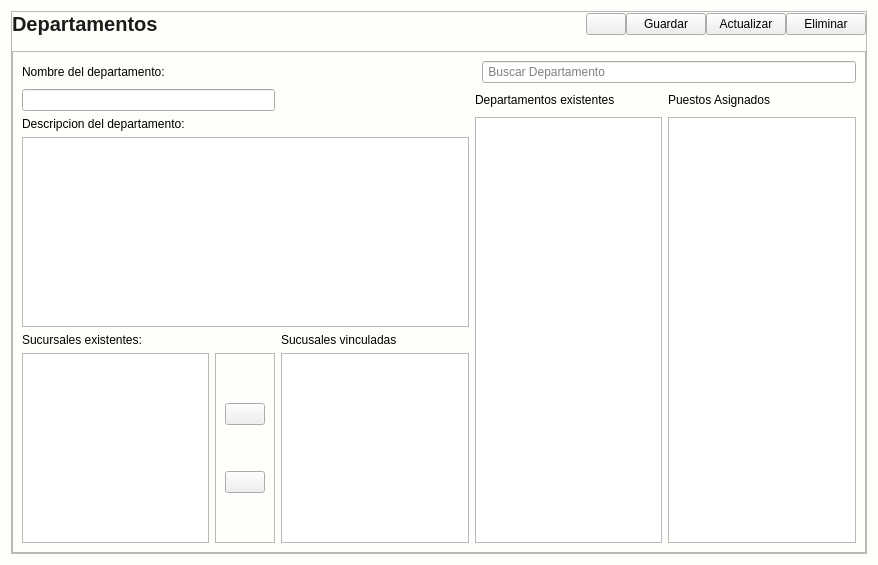
Before: the Qt Designer form app/View/UserInterfaceUi/UI_CONTROL_DEPARTAMENTOS.ui in LAngelVp/software-punto-de-venta, drawn with Qt 5.
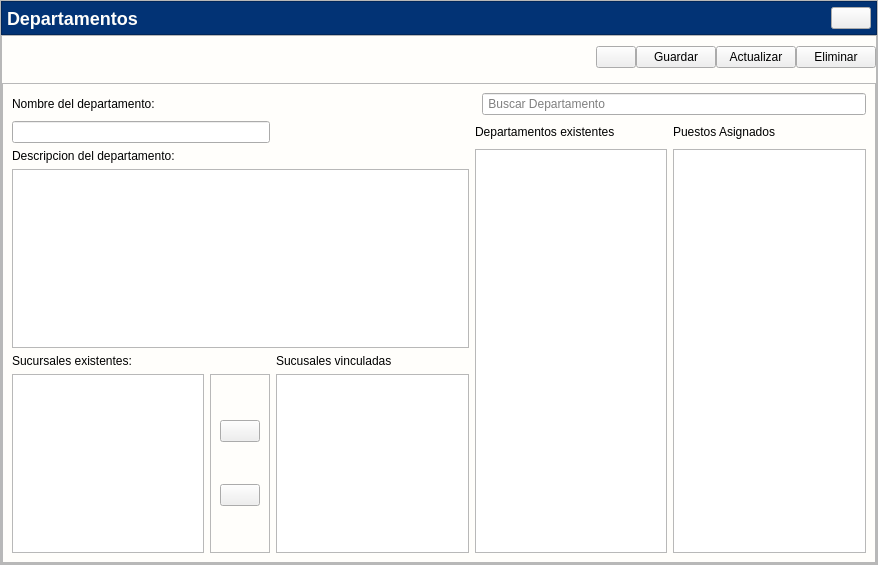
After: the same form once the commit is applied. Icons and pictures are not drawn.

```diff
--- a/app/View/UserInterfaceUi/UI_CONTROL_DEPARTAMENTOS.ui
+++ b/app/View/UserInterfaceUi/UI_CONTROL_DEPARTAMENTOS.ui
@@ -20,9 +20,12 @@
 [objectName*=&quot;contenedor&quot;]{
 background: #fffefb;
 }
-#etiquetaTitulo{
-color: #1d1c1c;
-font-size:20px;
+#contenedor_encabezado{
+background: #023375;
+}
+#etiquetaTituloEncabezado{
+color: #fffefb;
+font-size:18px;
 font-weight:bold;
 font-family:Arial;
 }
@@ -124,8 +127,108 @@
 }
 </string>
   </property>
+  <layout class="QGridLayout" name="gridLayout_6">
+   <property name="leftMargin">
+    <number>0</number>
+   </property>
+   <property name="topMargin">
+    <number>0</number>
+   </property>
+   <property name="rightMargin">
+    <number>0</number>
+   </property>
+   <property name="bottomMargin">
+    <number>0</number>
+   </property>
+   <property name="spacing">
+    <number>0</number>
+   </property>
+   <item row="0" column="0">
+    <widget class="QFrame" name="frame">
+     <property name="frameShape">
+      <enum>QFrame::StyledPanel</enum>
+     </property>
+     <property name="frameShadow">
+      <enum>QFrame::Raised</enum>
+     </property>
   <layout class="QGridLayout" name="gridLayout">
+      <property name="leftMargin">
+       <number>0</number>
+      </property>
+      <property name="topMargin">
+       <number>0</number>
+      </property>
+      <property name="rightMargin">
+       <number>0</number>
+      </property>
+      <property name="bottomMargin">
+       <number>0</number>
+      </property>
+      <property name="spacing">
+       <number>0</number>
+      </property>
    <item row="0" column="0">
+       <widget class="QFrame" name="contenedor_encabezado">
+        <property name="frameShape">
+         <enum>QFrame::StyledPanel</enum>
+        </property>
+        <property name="frameShadow">
+         <enum>QFrame::Raised</enum>
+        </property>
+        <layout class="QHBoxLayout" name="horizontalLayout">
+         <property name="spacing">
+          <number>5</number>
+         </property>
+         <property name="leftMargin">
+          <number>5</number>
+         </property>
+         <property name="topMargin">
+          <number>5</number>
+         </property>
+         <property name="rightMargin">
+          <number>5</number>
+         </property>
+         <property name="bottomMargin">
+          <number>5</number>
+         </property>
+         <item>
+          <widget class="QLabel" name="etiquetaTituloEncabezado">
+           <property name="text">
+            <string>Departamentos</string>
+           </property>
+          </widget>
+         </item>
+         <item>
+          <spacer name="horizontalSpacer_3">
+           <property name="orientation">
+            <enum>Qt::Horizontal</enum>
+           </property>
+           <property name="sizeHint" stdset="0">
+            <size>
+             <width>692</width>
+             <height>20</height>
+            </size>
+           </property>
+          </spacer>
+         </item>
+         <item>
+          <widget class="QPushButton" name="btn_cerrar">
+           <property name="cursor">
+            <cursorShape>PointingHandCursor</cursorShape>
+           </property>
+           <property name="text">
+            <string/>
+           </property>
+           <property name="icon">
+            <iconset resource="../../Source/ibootstrap.qrc">
+             <normaloff>:/Icons/Bootstrap/x-lg.svg</normaloff>:/Icons/Bootstrap/x-lg.svg</iconset>
+           </property>
+          </widget>
+         </item>
+        </layout>
+       </widget>
+      </item>
+      <item row="1" column="0">
     <widget class="QFrame" name="contenedor">
      <property name="frameShape">
       <enum>QFrame::StyledPanel</enum>
@@ -138,7 +241,7 @@
        <number>0</number>
       </property>
       <property name="topMargin">
-       <number>0</number>
+          <number>10</number>
       </property>
       <property name="rightMargin">
        <number>0</number>
@@ -225,13 +328,6 @@
         </property>
        </spacer>
       </item>
-      <item row="0" column="0">
-       <widget class="QLabel" name="etiquetaTitulo">
-        <property name="text">
-         <string>Departamentos</string>
-        </property>
-       </widget>
-      </item>
       <item row="1" column="0" colspan="7">
        <widget class="QFrame" name="contenedor_formulario">
         <property name="frameShape">
@@ -437,6 +533,9 @@
    </item>
   </layout>
  </widget>
+   </item>
+  </layout>
+ </widget>
  <tabstops>
   <tabstop>txt_nombredepartamento</tabstop>
   <tabstop>txtlargo_descripciondepartamento</tabstop>
```
Left out of the diff: 1 changed line with no effect on the pictures. Lines whose indentation alone changed are shown as unchanged.
